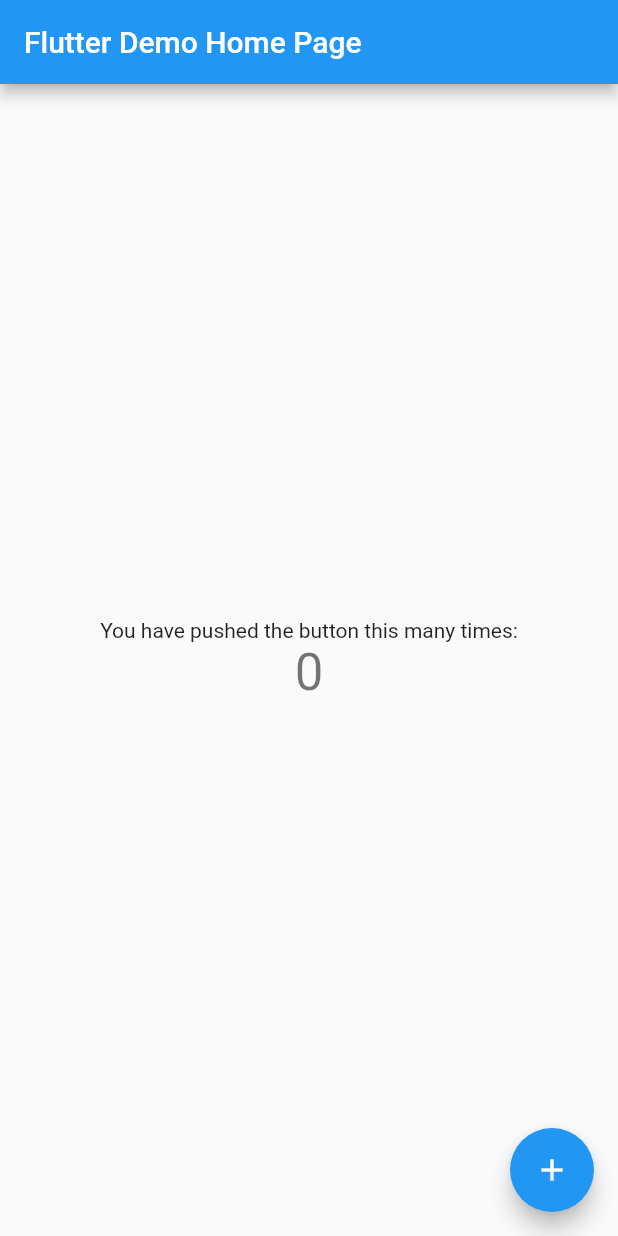
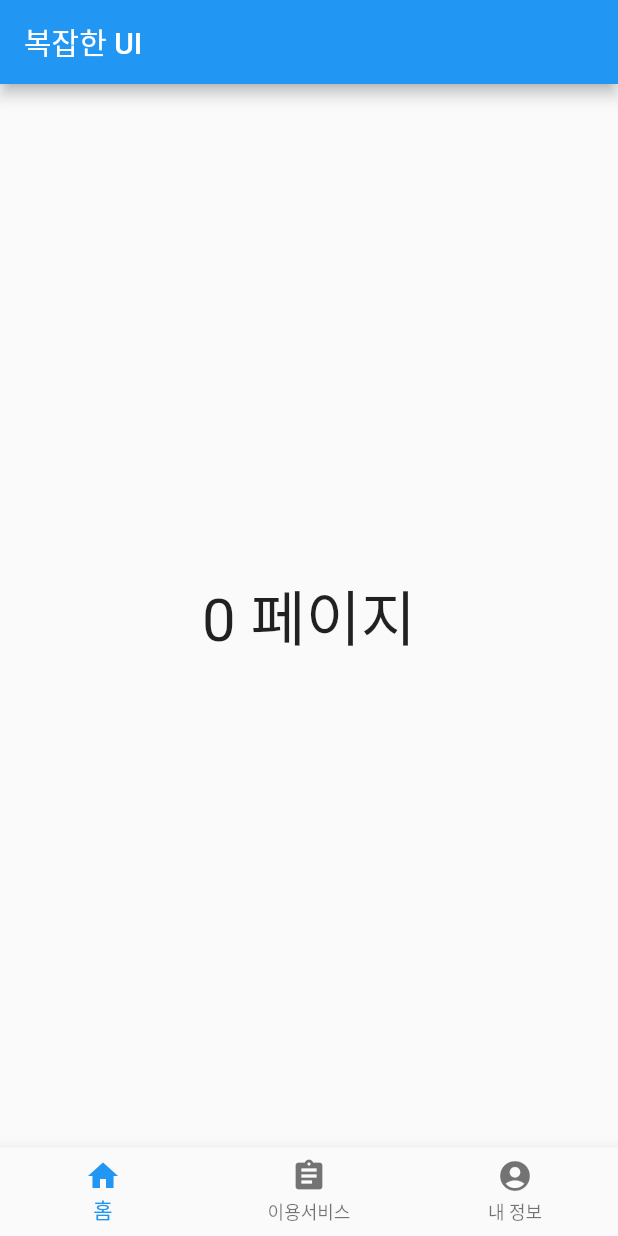
Before and after one commit to thugwooo/Flutter, a Flutter app: the screen it shows after launch, on a phone screen of 412 x 824 dp. Run offline on Flutter 3.47's test engine with Material 2 defaults, Android fonts, the phone set to English and light mode, and no system bars.

Commit message:
complicated app

```diff
--- a/complicated_ui/lib/main.dart
+++ b/complicated_ui/lib/main.dart
@@ -1,113 +1,62 @@
 import 'package:flutter/material.dart';
 
-void main() {
-  runApp(MyApp());
-}
+void main() => runApp(MyApp());
 
 class MyApp extends StatelessWidget {
-  // This widget is the root of your application.
   @override
   Widget build(BuildContext context) {
     return MaterialApp(
       title: 'Flutter Demo',
       theme: ThemeData(
-        // This is the theme of your application.
-        //
-        // Try running your application with "flutter run". You'll see the
-        // application has a blue toolbar. Then, without quitting the app, try
-        // changing the primarySwatch below to Colors.green and then invoke
-        // "hot reload" (press "r" in the console where you ran "flutter run",
-        // or simply save your changes to "hot reload" in a Flutter IDE).
-        // Notice that the counter didn't reset back to zero; the application
-        // is not restarted.
         primarySwatch: Colors.blue,
       ),
-      home: MyHomePage(title: 'Flutter Demo Home Page'),
+      home: MyhomePage(),
     );
   }
 }
 
-class MyHomePage extends StatefulWidget {
-  MyHomePage({Key? key, required this.title}) : super(key: key);
-
-  // This widget is the home page of your application. It is stateful, meaning
-  // that it has a State object (defined below) that contains fields that affect
-  // how it looks.
-
-  // This class is the configuration for the state. It holds the values (in this
-  // case the title) provided by the parent (in this case the App widget) and
-  // used by the build method of the State. Fields in a Widget subclass are
-  // always marked "final".
-
-  final String title;
-
+class MyhomePage extends StatefulWidget {
   @override
   _MyHomePageState createState() => _MyHomePageState();
 }
 
-class _MyHomePageState extends State<MyHomePage> {
-  int _counter = 0;
-
-  void _incrementCounter() {
-    setState(() {
-      // This call to setState tells the Flutter framework that something has
-      // changed in this State, which causes it to rerun the build method below
-      // so that the display can reflect the updated values. If we changed
-      // _counter without calling setState(), then the build method would not be
-      // called again, and so nothing would appear to happen.
-      _counter++;
-    });
-  }
+class _MyHomePageState extends State<MyhomePage> {
+  var _index = 0;
 
   @override
   Widget build(BuildContext context) {
-    // This method is rerun every time setState is called, for instance as done
-    // by the _incrementCounter method above.
-    //
-    // The Flutter framework has been optimized to make rerunning build methods
-    // fast, so that you can just rebuild anything that needs updating rather
-    // than having to individually change instances of widgets.
     return Scaffold(
       appBar: AppBar(
-        // Here we take the value from the MyHomePage object that was created by
-        // the App.build method, and use it to set our appbar title.
-        title: Text(widget.title),
+        title: Text('복잡한 UI'),
       ),
       body: Center(
-        // Center is a layout widget. It takes a single child and positions it
-        // in the middle of the parent.
-        child: Column(
-          // Column is also a layout widget. It takes a list of children and
-          // arranges them vertically. By default, it sizes itself to fit its
-          // children horizontally, and tries to be as tall as its parent.
-          //
-          // Invoke "debug painting" (press "p" in the console, choose the
-          // "Toggle Debug Paint" action from the Flutter Inspector in Android
-          // Studio, or the "Toggle Debug Paint" command in Visual Studio Code)
-          // to see the wireframe for each widget.
-          //
-          // Column has various properties to control how it sizes itself and
-          // how it positions its children. Here we use mainAxisAlignment to
-          // center the children vertically; the main axis here is the vertical
-          // axis because Columns are vertical (the cross axis would be
-          // horizontal).
-          mainAxisAlignment: MainAxisAlignment.center,
-          children: <Widget>[
-            Text(
-              'You have pushed the button this many times:',
-            ),
-            Text(
-              '$_counter',
-              style: Theme.of(context).textTheme.headline4,
-            ),
-          ],
+        child: Text(
+          '$_index 페이지',
+          style: TextStyle(fontSize: 40),
         ),
       ),
-      floatingActionButton: FloatingActionButton(
-        onPressed: _incrementCounter,
-        tooltip: 'Increment',
-        child: Icon(Icons.add),
-      ), // This trailing comma makes auto-formatting nicer for build methods.
+      bottomNavigationBar: BottomNavigationBar(
+        onTap: (index) {
+          setState(() {
+            _index = index;
+          });
+        },
+        currentIndex: _index,
+        items: <BottomNavigationBarItem>[
+          BottomNavigationBarItem(
+            label: '홈',
+            icon: Icon(Icons.home),
+          ),
+          BottomNavigationBarItem(
+            label: '이용서비스',
+            icon: Icon(Icons.assignment),
+          ),
+          BottomNavigationBarItem(
+            label: '내 정보',
+            icon: Icon(Icons.account_circle),
+          )
+        ],
+      ),
     );
   }
 }
```
Also changed, not shown: complicated_ui/pubspec.lock (added), 1 other file.
